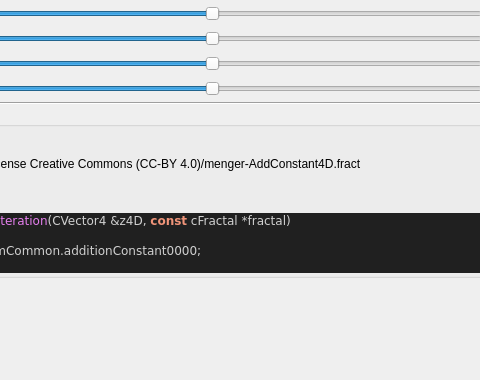
buddhi1980/mandelbulber2, file mandelbulber2/formula/ui/fractal_transf_add_constant4d.ui: the form before one commit; both pictures show x 171 to 651 and y 0 to 380 of the 745 by 659 pixel window.
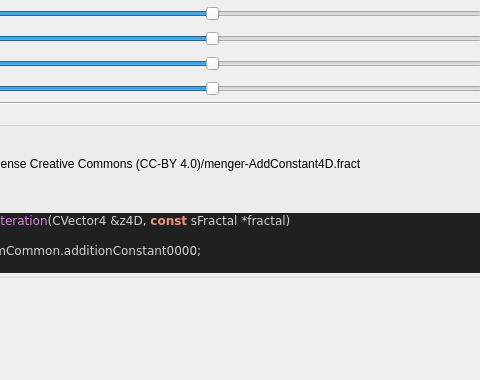
The form after the commit. Custom widgets are drawn as their Qt base class.

The edit to the form file:
```diff
--- a/mandelbulber2/formula/ui/fractal_transf_add_constant4d.ui
+++ b/mandelbulber2/formula/ui/fractal_transf_add_constant4d.ui
@@ -312,7 +312,7 @@
 &lt;/table&gt;
 &lt;br&gt;&lt;b&gt;Examples using this formula&lt;/b&gt;&lt;br&gt;Robert Pancoast collection - license Creative Commons (CC-BY 4.0)/menger-AddConstant4D.fract&lt;h3&gt;Code&lt;/h3&gt;
 &lt;body style=&quot;background-color:#202020&quot;&gt;
-&lt;pre style=&quot;color:#d0d0d0; background-color:#202020;  font-family:'Courier New',monospace;&quot;&gt;&lt;span style=&quot;color:#f09479; font-weight:bold&quot;&gt;void&lt;/span&gt; &lt;span style=&quot;color:#e47eed&quot;&gt;TransfAddConstant4dIteration&lt;/span&gt;&lt;span style=&quot;color:#d0d0d0&quot;&gt;(&lt;/span&gt;CVector4 &lt;span style=&quot;color:#d0d0d0&quot;&gt;&amp;amp;&lt;/span&gt;z4D&lt;span style=&quot;color:#d0d0d0&quot;&gt;,&lt;/span&gt; &lt;span style=&quot;color:#f09479; font-weight:bold&quot;&gt;const&lt;/span&gt; cFractal &lt;span style=&quot;color:#d0d0d0&quot;&gt;*&lt;/span&gt;fractal&lt;span style=&quot;color:#d0d0d0&quot;&gt;)&lt;/span&gt;
+&lt;pre style=&quot;color:#d0d0d0; background-color:#202020;  font-family:'Courier New',monospace;&quot;&gt;&lt;span style=&quot;color:#f09479; font-weight:bold&quot;&gt;void&lt;/span&gt; &lt;span style=&quot;color:#e47eed&quot;&gt;TransfAddConstant4dIteration&lt;/span&gt;&lt;span style=&quot;color:#d0d0d0&quot;&gt;(&lt;/span&gt;CVector4 &lt;span style=&quot;color:#d0d0d0&quot;&gt;&amp;amp;&lt;/span&gt;z4D&lt;span style=&quot;color:#d0d0d0&quot;&gt;,&lt;/span&gt; &lt;span style=&quot;color:#f09479; font-weight:bold&quot;&gt;const&lt;/span&gt; sFractal &lt;span style=&quot;color:#d0d0d0&quot;&gt;*&lt;/span&gt;fractal&lt;span style=&quot;color:#d0d0d0&quot;&gt;)&lt;/span&gt;
 &lt;span style=&quot;color:#d0d0d0&quot;&gt;{&lt;/span&gt;
   z4D &lt;span style=&quot;color:#d0d0d0&quot;&gt;+=&lt;/span&gt; fractal&lt;span style=&quot;color:#d0d0d0&quot;&gt;-&amp;gt;&lt;/span&gt;transformCommon&lt;span style=&quot;color:#d0d0d0&quot;&gt;.&lt;/span&gt;additionConstant0000&lt;span style=&quot;color:#d0d0d0&quot;&gt;;&lt;/span&gt;
 &lt;span style=&quot;color:#d0d0d0&quot;&gt;}&lt;/span&gt;
```
